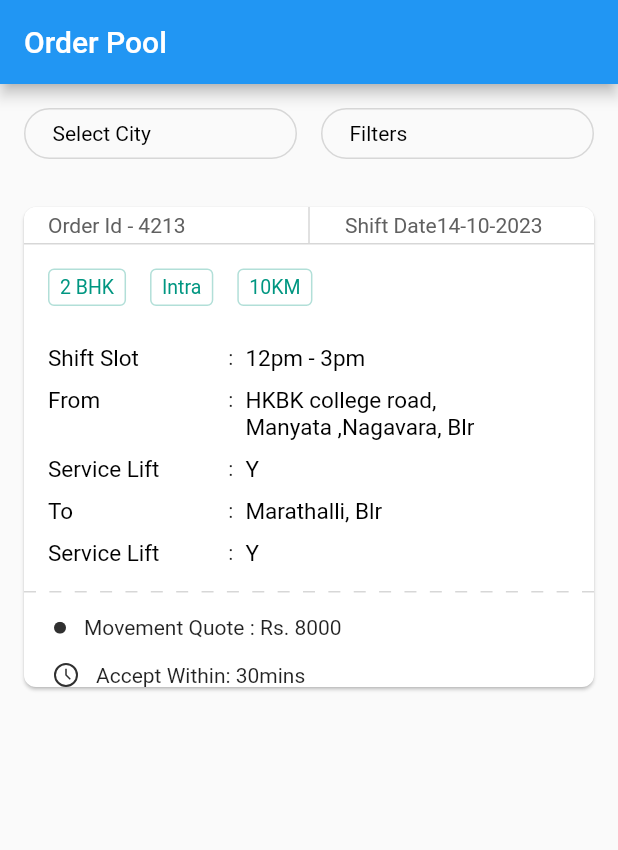
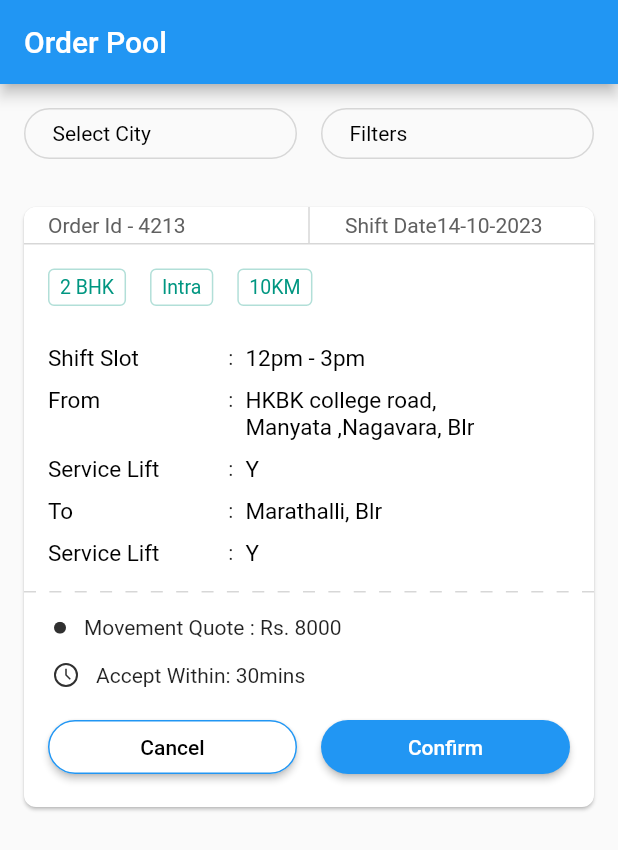
Before and after one commit to bhargavpalla/pnm, a Flutter app: the screen it shows after launch, on a phone screen of 412 x 824 dp. Shown: the top 850 px of the screen. Run offline on Flutter 3.47's test engine with Material 2 defaults, Android fonts, the phone set to English and light mode, and no system bars; our stand-ins replace flutter_svg.

Commit message:
flutter learning

```diff
--- a/lib/CardLayout.dart
+++ b/lib/CardLayout.dart
@@ -15,7 +15,7 @@ class OrderCard extends StatelessWidget {
     return Container(
 
         child:Card(
-          margin: EdgeInsets.all(16),
+          margin: const EdgeInsets.all(16),
           shape: RoundedRectangleBorder(
             borderRadius: BorderRadius.circular(8),
           ),
@@ -62,13 +62,14 @@ class OrderCard extends StatelessWidget {
               ),
               TagsWidget(),
               Padding(
-                  padding: EdgeInsets.fromLTRB(16,0,0,16),
+                  padding: const EdgeInsets.fromLTRB(16,0,0,16),
                   child: Column(
                       children: _orderDetails())
               ),
               _separator(),
               quoteWidget("quote"),
-              quoteWidget("timer")
+              quoteWidget("timer"),
+              acceptDeclineButtons()
 
             ],
           ),
@@ -92,7 +93,7 @@ List<Widget> _orderDetails() {
 
 Widget orderItem(OrderInfo item) {
   return Container(
-    margin: EdgeInsets.fromLTRB(0, 10, 0, 0),
+    margin: const EdgeInsets.fromLTRB(0, 10, 0, 0),
     child: Row(
       crossAxisAlignment: CrossAxisAlignment.start,
       mainAxisAlignment: MainAxisAlignment.start,
@@ -101,13 +102,13 @@ Widget orderItem(OrderInfo item) {
         Expanded(
           flex: 3,
           //widthFactor: 0.5,
-          child: Text(item.label, style: TextStyle(fontSize: 15, color: Colors.black),),
+          child: Text(item.label, style: const TextStyle(fontSize: 15, color: Colors.black),),
         ),
-        Text(":"),
+        const Text(":"),
         Expanded(
-          flex: 6,
-            child: Padding(padding: EdgeInsets.fromLTRB(8, 0, 0, 0),
-            child:Text(item.value,  style: TextStyle(fontSize: 15, color: Colors.black),))
+            flex: 6,
+            child: Padding(padding: const EdgeInsets.fromLTRB(8, 0, 0, 0),
+                child:Text(item.value,  style: const TextStyle(fontSize: 15, color: Colors.black),))
         )
 
       ],
@@ -121,7 +122,7 @@ Widget _separator() {
     builder: (BuildContext context, BoxConstraints constraints) {
       final boxWidth = constraints.constrainWidth();
       const dashWidth = 8.0;
-      final dashHeight = 1.0;
+      const dashHeight = 1.0;
       final dashCount = (boxWidth / (2 * dashWidth)).floor();
       return Flex(
         mainAxisAlignment: MainAxisAlignment.spaceBetween,
@@ -161,11 +162,58 @@ Widget quoteWidget(String type) {
       mainAxisAlignment: MainAxisAlignment.start,
       children: [
         svg,
-         Padding(padding: const EdgeInsets.fromLTRB(12, 0, 0, 0),
-        child: Text(text),
+        Padding(padding: const EdgeInsets.fromLTRB(12, 0, 0, 0),
+          child: Text(text),
         )
       ],
     ),
   );
 
 }
+
+Widget acceptDeclineButtons() {
+  return Container(
+
+    margin: const EdgeInsets.fromLTRB(16, 16, 16, 16),
+      child: Row(
+        mainAxisAlignment: MainAxisAlignment.start,
+        children: [
+          Expanded(child:
+          ElevatedButton(
+            onPressed: () { print("hello");
+            },
+            style: ButtonStyle(
+                backgroundColor: MaterialStateProperty.all(Colors.white),
+                padding: MaterialStateProperty.all(const EdgeInsets.fromLTRB(32, 8, 32, 8)),
+                shape: MaterialStateProperty.all<RoundedRectangleBorder>(
+                    RoundedRectangleBorder(
+                        borderRadius: BorderRadius.circular(20),
+                        side: const BorderSide(color: Colors.blue, width: 1, strokeAlign: BorderSide.strokeAlignInside)
+                    )
+                )
+            ),
+            child: const Text(
+              'Cancel',textAlign: TextAlign.center, style: TextStyle(color: Colors.black, fontSize: 14), textScaleFactor: 1,
+            ),
+          )),
+          const SizedBox(width: 16,),
+          Expanded(child:
+          ElevatedButton(
+              onPressed: () {},
+              style: ButtonStyle(
+                  backgroundColor: MaterialStateProperty.all(Colors.blue),
+                  padding: MaterialStateProperty.all(const EdgeInsets.fromLTRB(32, 8, 32, 8)),
+                  shape: MaterialStateProperty.all<RoundedRectangleBorder>(
+                      RoundedRectangleBorder(
+                        borderRadius: BorderRadius.circular(20),
+                      )
+                  )
+              ),
+              child: const Text("Confirm", textAlign: TextAlign.center, style: TextStyle(color: Colors.white, fontSize: 14),)
+
+          )
+          )
+        ],
+      ));
+
+}
```
